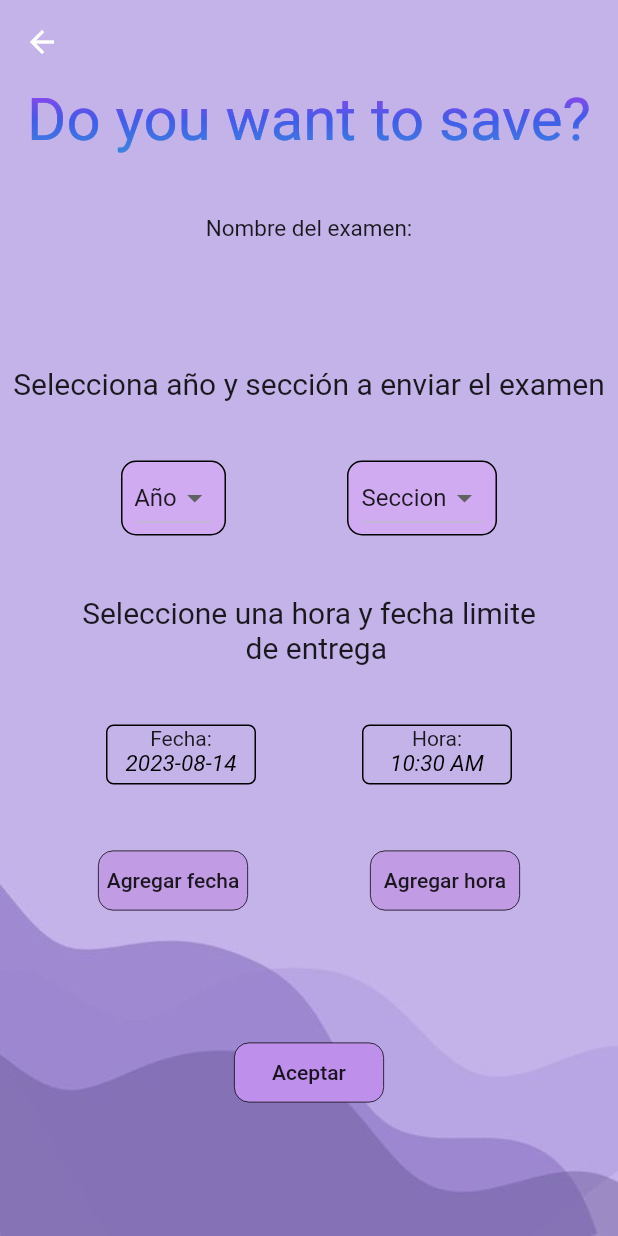
After one commit to Diego-Chachagua/ingles, a Flutter app: the SaveExam screen opened directly, on a phone screen of 412 x 824 dp. The commit adds this screen. Run offline on Flutter 3.47's test engine with Material 2 defaults, Android fonts, the phone set to English and light mode, and no system bars; drawn by our look-alikes of simple_gradient_text; our stand-ins replace audioplayers, flutter_local_notifications, image_picker; missing offline and left inert: flutter_windowmanager; network calls fail; project files that could hold a hidden picture were left out.

Commit message:
mas cambios

```diff
--- a/lib/developer/consultasf.dart
+++ b/lib/developer/consultasf.dart
@@ -420,3 +420,22 @@ Future<dynamic> editAskE(var pregunta, var cod) async {
   );
   return enviar.body;
 }
+
+Future<dynamic> insertcodesE(var grado, var seccion,var anio, var tiempo,var cod) async {
+  print(grado);
+  print(seccion);
+  var date = anio+" "+tiempo;
+  print(date);
+  print(cod);
+
+  http.Response enviar = await http.post(
+    Uri.parse('https://incasingles.000webhostapp.com/add_dates_Exam.php'),
+    body: <String, dynamic>{
+      "grado": grado,
+      "secc": seccion,
+      "date": date,
+      "cod": cod,
+    },
+  );
+  return enviar.body;
+}
--- /dev/null
+++ b/lib/screens/save_Exam.dart
@@ -0,0 +1,338 @@
+// ignore: file_names
+
+import 'package:ingles/screens/show_act.dart';
+import 'package:simple_gradient_text/simple_gradient_text.dart';
+import 'package:flutter/material.dart';
+import 'package:intl/intl.dart';
+import 'package:flutter_local_notifications/flutter_local_notifications.dart';
+
+import '../developer/consultasf.dart';
+import 'elec_op_p.dart';
+
+void main() {
+  runApp(MaterialApp(
+    title: 'Navigation Basics',
+    home: SaveExam(
+      nombre_act: '',
+      cod_act: '',
+      cod_p: '',
+    ),
+  ));
+}
+
+class SaveExam extends StatefulWidget {
+  String nombre_act;
+  String cod_act;
+  String cod_p;
+  SaveExam(
+      {super.key,
+      required this.nombre_act,
+      required this.cod_act,
+      required this.cod_p});
+
+  @override
+  State<SaveExam> createState() => _SaveExamState();
+}
+
+class _SaveExamState extends State<SaveExam> {
+  String seleccionada = 'Año';
+  List anios = ['Año', '1', '2', '3'];
+  String seleccionada2 = 'Seccion';
+  List seccion = ['Seccion', 'A', 'E', 'K', 'G', 'D', 'O', 'L', 'M', 'N', 'F'];
+  String formattedDate = "YYYY-MM-DD";
+  var selectDate = DateTime.now();
+  var selectTime = TimeOfDay.now();
+  //variable de uso de comparacion
+  var timenow = TimeOfDay.now();
+
+  void callDataPicker() async {
+    var selectedDate = await getDatePickerWidget();
+    setState(() {
+      if (selectedDate != null) {
+        selectDate =
+            DateTime(selectedDate.year, selectedDate.month, selectedDate.day);
+      }
+    });
+  }
+
+  void callTimePicker() async {
+    var selectTimes = await getDateTime();
+    setState(() {
+      if (selectTimes != null) {
+        selectTime = selectTimes;
+      }
+    });
+  }
+
+  Future<DateTime?> getDatePickerWidget() {
+    return showDatePicker(
+      context: context,
+      initialDate: selectDate,
+      firstDate: DateTime(2022),
+      lastDate: DateTime(2030),
+      initialEntryMode: DatePickerEntryMode.calendar,
+    );
+  }
+
+//tiempo
+  Future<TimeOfDay?> getDateTime() {
+    return showTimePicker(context: context, initialTime: selectTime);
+  }
+
+  String a = "";
+  @override
+  Widget build(BuildContext context) {
+    formattedDate = DateFormat('yyyy-MM-dd').format(selectDate);
+    String formateTime = selectTime.format(context);
+    String nowtime = timenow.format(context);
+    return Container(
+        decoration: const BoxDecoration(
+          image: DecorationImage(
+              image: AssetImage('assets/fondop.jpg'), fit: BoxFit.fill),
+        ),
+        child: Scaffold(
+            appBar: AppBar(
+              elevation: 0,
+              backgroundColor: const Color.fromARGB(0, 255, 255, 255),
+            ),
+            backgroundColor: Colors.transparent,
+            body: SingleChildScrollView(
+                child: Column(
+              children: [
+                Center(
+                  child: GradientText(
+                    'Do you want to save?',
+                    style: const TextStyle(
+                      fontSize: 40.0,
+                    ),
+                    gradientType: GradientType.linear,
+                    gradientDirection: GradientDirection.ttb,
+                    radius: 2.5,
+                    colors: const [
+                      Color.fromARGB(255, 170, 63, 233),
+                      Color.fromARGB(255, 66, 91, 233),
+                      Color.fromARGB(255, 60, 135, 221),
+                    ],
+                  ),
+                ),
+                Padding(padding: EdgeInsets.all(20)),
+                Text(
+                  "Nombre del examen:",
+                  style: TextStyle(fontSize: 15),
+                ),
+                Padding(padding: EdgeInsets.all(10)),
+                Text(
+                  widget.nombre_act,
+                  style: TextStyle(fontSize: 20),
+                ),
+                Padding(padding: EdgeInsets.all(20)),
+                Text(
+                  'Selecciona año y sección a enviar el examen',
+                  style: TextStyle(fontSize: 20),
+                ),
+                Padding(padding: EdgeInsets.all(20)),
+                Row(
+                    mainAxisAlignment: MainAxisAlignment.spaceEvenly,
+                    children: [
+                      Container(
+                        width: 70,
+                        decoration: BoxDecoration(
+                            color: Color.fromARGB(255, 208, 171, 241),
+                            border: Border.all(width: 1),
+                            borderRadius: BorderRadius.circular(10)),
+                        child: Center(
+                          child: DropdownButton(
+                            borderRadius: BorderRadius.circular(10),
+                            dropdownColor: Color.fromARGB(255, 208, 171, 241),
+                            value: seleccionada,
+                            items: GetOptionsDropDownButton(),
+                            onChanged: (value) {
+                              setState(() {
+                                seleccionada = value.toString();
+                              });
+                            },
+                          ),
+                        ),
+                      ),
+                      Container(
+                        width: 100,
+                        decoration: BoxDecoration(
+                            color: Color.fromARGB(255, 208, 171, 241),
+                            border: Border.all(width: 1),
+                            borderRadius: BorderRadius.circular(10)),
+                        child: Center(
+                          child: DropdownButton(
+                            borderRadius: BorderRadius.circular(10),
+                            dropdownColor: Color.fromARGB(255, 208, 171, 241),
+                            value: seleccionada2,
+                            items: GetOptionsDropDownButton2(),
+                            onChanged: (value) {
+                              setState(() {
+                                seleccionada2 = value.toString();
+                                if (seleccionada2 == "A") {
+                                  a = "1";
+                                } else if (seleccionada2 == "E") {
+                                  a = "2";
+                                } else if (seleccionada2 == "K") {
+                                  a = "3";
+                                } else if (seleccionada2 == "G") {
+                                  a = "4";
+                                } else if (seleccionada2 == "D") {
+                                  a = "5";
+                                } else if (seleccionada2 == "O") {
+                                  a = "6";
+                                } else if (seleccionada2 == "L") {
+                                  a = "7";
+                                } else if (seleccionada2 == "M") {
+                                  a = "8";
+                                } else if (seleccionada2 == "N") {
+                                  a = "9";
+                                } else if (seleccionada2 == "F") {
+                                  a = "10";
+                                }
+                              });
+                            },
+                          ),
+                        ),
+                      ),
+                    ]),
+                Padding(padding: EdgeInsets.all(20)),
+                Text(
+                  'Seleccione una hora y fecha limite\n                      de entrega',
+                  style: TextStyle(fontSize: 20),
+                ),
+                Padding(padding: EdgeInsets.all(20)),
+                Row(
+                  mainAxisAlignment: MainAxisAlignment.spaceEvenly,
+                  children: [
+                    Container(
+                      width: 100,
+                      height: 40,
+                      decoration: BoxDecoration(
+                          border: Border.all(width: 1),
+                          borderRadius: BorderRadius.circular(5)),
+                      child: Column(
+                        children: [
+                          Text('Fecha:'),
+                          Text(
+                            "$formattedDate",
+                            style: TextStyle(
+                                fontStyle: FontStyle.italic,
+                                color: Colors.black,
+                                fontSize: 15),
+                          ),
+                        ],
+                      ),
+                    ),
+                    Container(
+                      width: 100,
+                      height: 40,
+                      decoration: BoxDecoration(
+                          border: Border.all(width: 1),
+                          borderRadius: BorderRadius.circular(5)),
+                      child: Column(
+                        children: [
+                          Text("Hora:"),
+                          Text("$formateTime",
+                            style: TextStyle(
+                                fontStyle: FontStyle.italic,
+                                color: Colors.black,
+                                fontSize: 15),),
+                        ],
+                      ),
+                    ),
+                  ],
+                ),
+                Padding(padding: EdgeInsets.all(20)),
+                Row(
+                  mainAxisAlignment: MainAxisAlignment.spaceEvenly,
+                  children: [
+                    SafeArea(
+                        child: MaterialButton(
+                      onPressed: callDataPicker,
+                      child: Container(
+                        width: 100,
+                        height: 40,
+                        decoration: BoxDecoration(
+                            color: Color.fromARGB(255, 193, 156, 228),
+                            border: Border.all(width: 0.5),
+                            borderRadius: BorderRadius.circular(10)),
+                        child: Center(child: Text('Agregar fecha')),
+                      ),
+                    )),
+                    SafeArea(
+                        child: MaterialButton(
+                      onPressed: callTimePicker,
+                      child: Container(
+                        width: 100,
+                        height: 40,
+                        decoration: BoxDecoration(
+                            color: Color.fromARGB(255, 193, 156, 228),
+                            border: Border.all(width: 0.5),
+                            borderRadius: BorderRadius.circular(10)),
+                        child: Center(child: Text('Agregar hora')),
+                      ),
+                    )),
+                  ],
+                ),
+                Padding(padding: EdgeInsets.all(40)),
+                MaterialButton(
+                  onPressed: () {
+                    if (formateTime == nowtime) {
+                      final snackBar = SnackBar(
+                          content:
+                              Text("La hora debe ser diferente a la actual"));
+                      ScaffoldMessenger.of(context).showSnackBar(snackBar);
+                    } else {
+                      final snackBar = SnackBar(
+                          content: Text("Actividad Guardada con exito"));
+                      ScaffoldMessenger.of(context).showSnackBar(snackBar);
+                     // insertcodesE(seleccionada, a, formattedDate, formateTime,
+                         // widget.cod_act);
+                      Navigator.push(
+                        context,
+                        MaterialPageRoute(
+                            builder: (context) => ProfeOp(
+                                  cod_p: widget.cod_p,
+                                )),
+                      );
+                    }
+                  },
+                  child: Container(
+                    width: 100,
+                    height: 40,
+                    decoration: BoxDecoration(
+                        color: Color.fromARGB(255, 191, 143, 236),
+                        border: Border.all(width: 0.5),
+                        borderRadius: BorderRadius.circular(10)),
+                    child: Center(child: Text("Aceptar")),
+                  ),
+                )
+              ],
+            )
+                //cuerpo del formulario
+                )));
+  }
+
+  List<DropdownMenuItem<String>> GetOptionsDropDownButton() {
+    List<DropdownMenuItem<String>> annios = [];
+    anios.forEach((element) {
+      annios.add(DropdownMenuItem(
+        value: element,
+        child: Text(element),
+      ));
+    });
+    return annios;
+  }
+
+  List<DropdownMenuItem<String>> GetOptionsDropDownButton2() {
+    List<DropdownMenuItem<String>> secciones = [];
+    seccion.forEach((element) {
+      secciones.add(DropdownMenuItem(
+        child: Text(element),
+        value: element,
+      ));
+    });
+    return secciones;
+  }
+}
```
Also changed, not shown: lib/screens/createAct.dart (+41 -4 lines), lib/screens/tareasM.dart (+36 -3 lines), lib/screens/vertarea.dart (+39 -3 lines).
